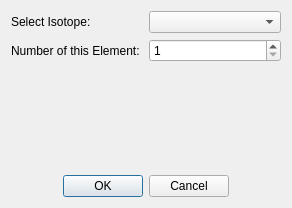
This is designer/ui_isotopes.ui in neutrons/addie as Qt 5 draws it before an edit. The edited form follows.
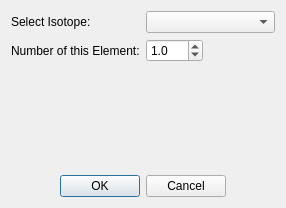
This is the edited form.

What changed in the file:
```diff
--- a/designer/ui_isotopes.ui
+++ b/designer/ui_isotopes.ui
@@ -9,7 +9,7 @@
    <rect>
     <x>0</x>
     <y>0</y>
-    <width>292</width>
+    <width>286</width>
     <height>208</height>
    </rect>
   </property>
@@ -50,15 +50,31 @@
       </widget>
      </item>
      <item>
-      <widget class="QSpinBox" name="number_of_elements">
-       <property name="minimum">
+      <widget class="QDoubleSpinBox" name="number_of_elements">
+       <property name="decimals">
         <number>1</number>
        </property>
-       <property name="maximum">
-        <number>300</number>
+       <property name="minimum">
+        <double>0.100000000000000</double>
+       </property>
+       <property name="value">
+        <double>1.000000000000000</double>
        </property>
       </widget>
      </item>
+     <item>
+      <spacer name="horizontalSpacer_3">
+       <property name="orientation">
+        <enum>Qt::Horizontal</enum>
+       </property>
+       <property name="sizeHint" stdset="0">
+        <size>
+         <width>40</width>
+         <height>20</height>
+        </size>
+       </property>
+      </spacer>
+     </item>
     </layout>
    </item>
    <item>
```
